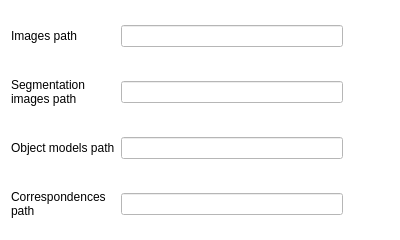
florianblume/6d-pat, file src/main/view/settings/settingsgeneralpage.ui: the form before one commit.
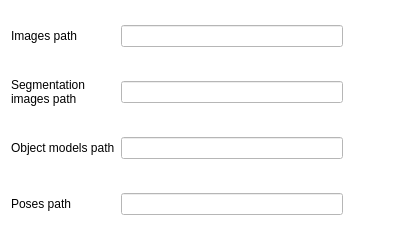
The form after the commit.

Commit message: Renamed Correspondence to Pose.

What changed in the file:
```diff
--- a/src/main/view/settings/settingsgeneralpage.ui
+++ b/src/main/view/settings/settingsgeneralpage.ui
@@ -191,7 +191,7 @@
       </size>
      </property>
      <property name="text">
-      <string>Correspondences path</string>
+      <string>Poses path</string>
      </property>
      <property name="wordWrap">
       <bool>true</bool>
```
Left out of the diff: 12 changed lines with no effect on the pictures. The commit also changes 56 other files.
